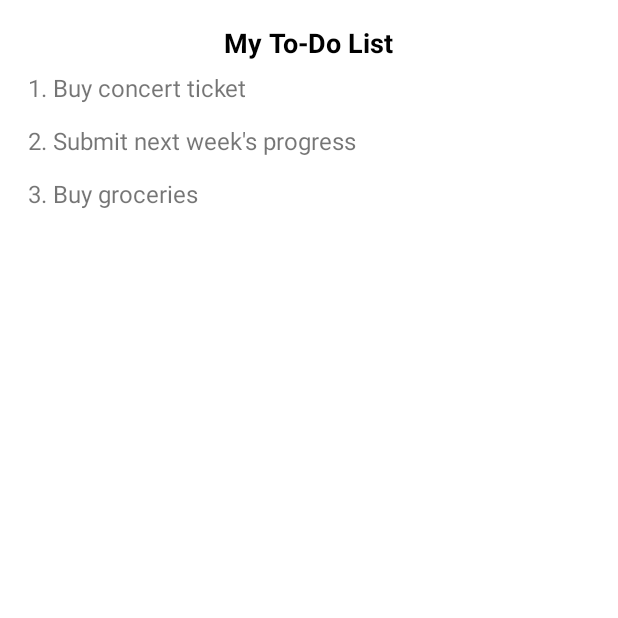
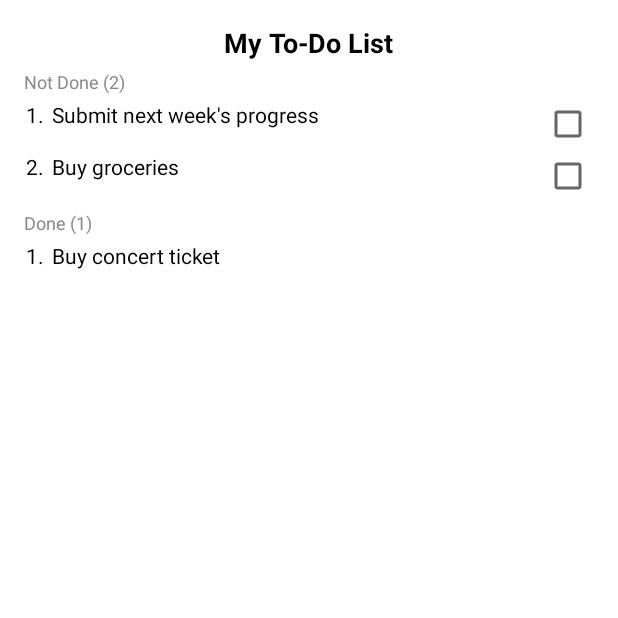
Before and after one commit to ZeSun037/UCSD-CSE-118-218-Team-4, an Android app: the screen it shows after launch (MainActivity), on a phone screen of 412 x 824 dp, the top half of it. Run offline under Robolectric (Android 15) with nearby library versions, the light colour scheme and no system bars; plain views replace BoxInsetLayout.

Commit message:
Complete todo list layout with the ability to mark todo items as done

```diff
--- a/WearOS-GUI/app/src/main/java/com/example/wearos_gui/FilteredTodoFragment.java
+++ b/WearOS-GUI/app/src/main/java/com/example/wearos_gui/FilteredTodoFragment.java
@@ -8,6 +8,7 @@ import android.view.Gravity;
 import android.view.LayoutInflater;
 import android.view.View;
 import android.view.ViewGroup;
+import android.widget.CheckBox;
 import android.widget.LinearLayout;
 import android.widget.TextView;
 
@@ -15,8 +16,7 @@ import androidx.annotation.NonNull;
 import androidx.annotation.Nullable;
 import androidx.fragment.app.Fragment;
 
-import org.w3c.dom.Text;
-
+import java.util.ArrayList;
 import java.util.List;
 
 public class FilteredTodoFragment extends Fragment {
@@ -38,8 +38,13 @@ public class FilteredTodoFragment extends Fragment {
     @Override
     public void onViewCreated(@NonNull View view, @Nullable Bundle savedInstanceState) {
         super.onViewCreated(view, savedInstanceState);
+        renderTodoList(view);
+    }
 
+    private void renderTodoList(View view) {
         LinearLayout todoListContainer = view.findViewById(R.id.todoListContainer);
+        todoListContainer.removeAllViews();
+
         // Create the header
         TextView headerView = new TextView(getContext());
         String headerText = "";
@@ -69,25 +74,100 @@ public class FilteredTodoFragment extends Fragment {
         headerView.setLayoutParams(layoutParams);
         todoListContainer.addView(headerView);
 
-
         // Filter the to-do items using the selected strategy
         List<TodoItem> filteredItems = filterStrategy.filter(allTodoItems);
 
-        for (int i = 0; i < filteredItems.size(); i++) {
-            TodoItem item = filteredItems.get(i);
+        // Separate items into "Done" and "Not Done" categories
+        List<TodoItem> doneItems = new ArrayList<>();
+        List<TodoItem> notDoneItems = new ArrayList<>();
+        for (TodoItem item : filteredItems) {
+            if (item.getDone()) {
+                doneItems.add(item);
+            } else {
+                notDoneItems.add(item);
+            }
+        }
 
-            // Create a view for each to-do item
+        // Create and add "Not Done" header and items
+        addSectionHeader(todoListContainer, "Not Done", notDoneItems.size());
+        addItemsToList(todoListContainer, notDoneItems, false);
+
+        // Create and add "Done" header and items
+        addSectionHeader(todoListContainer, "Done", doneItems.size());
+        addItemsToList(todoListContainer, doneItems, true);
+    }
+
+
+    private void addSectionHeader(LinearLayout container, String status, int itemCount) {
+        // Create header for each status (Done/Not Done)
+        TextView headerView = new TextView(getContext());
+        headerView.setText(status + " (" + itemCount + ")");
+        headerView.setTextColor(Color.GRAY);
+        headerView.setTextSize(TypedValue.COMPLEX_UNIT_SP, 12);
+        headerView.setPadding(0, 8, 0, 4); // Padding for spacing
+
+        LinearLayout.LayoutParams layoutParams = new LinearLayout.LayoutParams(
+                LinearLayout.LayoutParams.WRAP_CONTENT,
+                LinearLayout.LayoutParams.WRAP_CONTENT
+        );
+        layoutParams.gravity = Gravity.TOP;
+        headerView.setLayoutParams(layoutParams);
+        container.addView(headerView);
+    }
+
+    private void addItemsToList(LinearLayout container, List<TodoItem> items, Boolean isDone) {
+        // Add each to-do item to the container
+        for (int i = 0; i < items.size(); i++) {
+            LinearLayout itemContainer = new LinearLayout(getContext());
+            itemContainer.setOrientation(LinearLayout.HORIZONTAL);
+            itemContainer.setPadding(2, 2, 2, 2);
+
+            TodoItem item = items.get(i);
+
+            // TextView for the to-do index
+            TextView todoIndexView = new TextView(getContext());
+            LinearLayout.LayoutParams indexParams = new LinearLayout.LayoutParams(
+                    LinearLayout.LayoutParams.WRAP_CONTENT, LinearLayout.LayoutParams.WRAP_CONTENT);
+            indexParams.rightMargin = 8; // Add a little space between the index and title
+            todoIndexView.setLayoutParams(indexParams);
+            todoIndexView.setText((i + 1) + ".");
+            todoIndexView.setTextSize(14);
+            todoIndexView.setTextColor(Color.BLACK);
+
+            itemContainer.addView(todoIndexView);
+
+            // TextView for the to-do title
             TextView todoTextView = new TextView(getContext());
-            todoTextView.setText((i + 1) + ". " + item.getTitle()); // Display index + title
-            todoTextView.setTextSize(16);
-            todoTextView.setPadding(4, 10, 4, 10);
+            todoTextView.setText(item.getTitle());
+            todoTextView.setTextSize(14);
+            todoTextView.setTextColor(Color.BLACK);
+            todoTextView.setMaxLines(Integer.MAX_VALUE); // Allow unlimited lines for wrapping
+            todoTextView.setEllipsize(null); // Disable ellipsis
+            todoTextView.setLayoutParams(new LinearLayout.LayoutParams(
+                    0, LinearLayout.LayoutParams.WRAP_CONTENT, 1.0f)); // Weight for title
 
-            // Set up onClickListener to mark as complete or open detail view
-            todoTextView.setOnClickListener(v -> {
-                // Code to mark as complete or open detailed view
-            });
+            itemContainer.addView(todoTextView);
 
-            todoListContainer.addView(todoTextView);
+            // Add checkbox for items that are not marked as "Done"
+            if (!isDone) {
+                CheckBox checkBox = new CheckBox(getContext());
+                checkBox.setChecked(item.getDone());
+                LinearLayout.LayoutParams checkboxParams = new LinearLayout.LayoutParams(
+                        LinearLayout.LayoutParams.WRAP_CONTENT,
+                        LinearLayout.LayoutParams.WRAP_CONTENT
+                );
+                checkboxParams.gravity = Gravity.CENTER_VERTICAL;
+                checkBox.setLayoutParams(checkboxParams);
+                checkBox.setOnCheckedChangeListener((buttonView, isChecked) -> {
+                    // Update item status when checkbox is toggled
+                    item.setDone(isChecked);
+                    renderTodoList(getView()); // Refresh the list dynamically
+                });
+
+                itemContainer.addView(checkBox);
+            }
+
+            container.addView(itemContainer);
         }
     }
 }
--- a/WearOS-GUI/app/src/main/java/com/example/wearos_gui/MainActivity.java
+++ b/WearOS-GUI/app/src/main/java/com/example/wearos_gui/MainActivity.java
@@ -22,7 +22,7 @@ public class MainActivity extends FragmentActivity {
 
         // Sample data
         todoItems.add(new TodoItem("Buy concert ticket", TodoItem.Priority.MEDIUM,
-                TodoItem.Place.GENERAL, TodoItem.Time.GENERAL, LocalDate.now().plusDays(1), false));
+                TodoItem.Place.GENERAL, TodoItem.Time.GENERAL, LocalDate.now().plusDays(1), true));
         todoItems.add(new TodoItem("Submit next week's progress", TodoItem.Priority.LOW,
                 TodoItem.Place.GENERAL, TodoItem.Time.GENERAL, LocalDate.now().plusDays(7), false));
         todoItems.add(new TodoItem("Buy groceries"));
```
